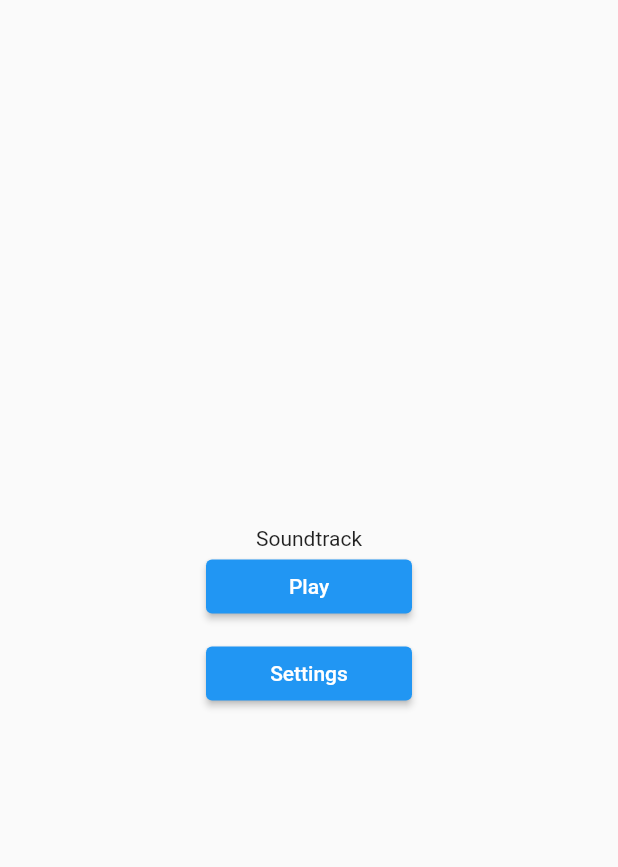
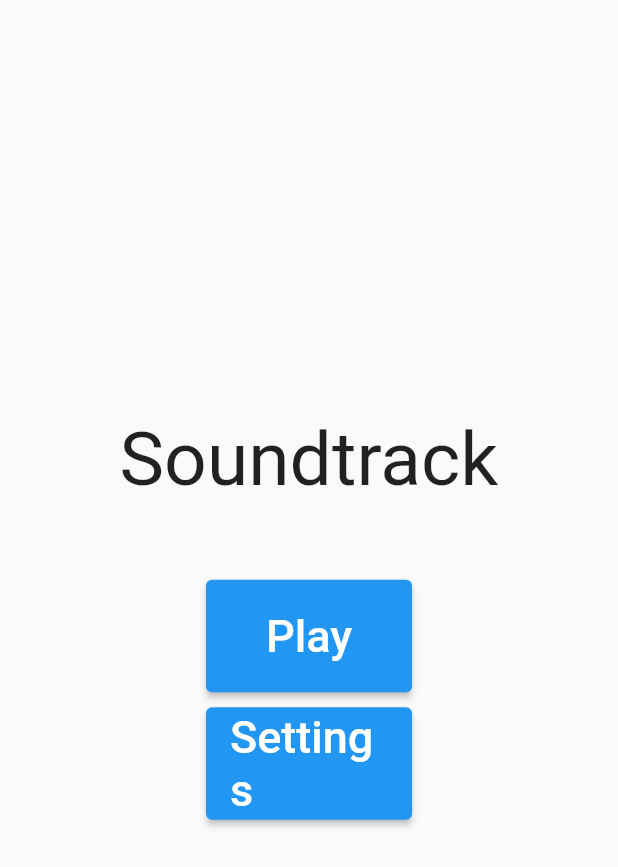
Before and after one commit to jh2k2/soundblade, a Flutter app: the screen it shows after launch, on a phone screen of 412 x 824 dp. Shown: the top 867 px of the screen. Run offline on Flutter 3.47's test engine with Material 2 defaults, Android fonts, the phone set to English and light mode, and no system bars; missing offline and left inert: flame.

Commit message:
minor main menu changes

```diff
--- a/lib/states/mainmenu.dart
+++ b/lib/states/mainmenu.dart
@@ -12,9 +12,13 @@ class MainMenu extends StatelessWidget {
         child: Column(
           mainAxisAlignment: MainAxisAlignment.center,
           children: [
-            Text('Soundtrack'),
+            Text('Soundtrack', style: TextStyle(fontSize: 50)),
+            Padding(
+              padding: EdgeInsets.only(top: 50),
+            ),
             SizedBox(
                 width: MediaQuery.of(context).size.width / 3,
+                height: 75,
                 child: ElevatedButton(
                     onPressed: () {
                       Navigator.push(
@@ -24,12 +28,16 @@ class MainMenu extends StatelessWidget {
                         ),
                       );
                     },
-                    child: Text('Play'))),
+                    child: Text(
+                      'Play',
+                      style: TextStyle(fontSize: 30),
+                    ))),
             Padding(
               padding: EdgeInsets.only(top: 10),
             ),
             SizedBox(
                 width: MediaQuery.of(context).size.width / 3,
+                height: 75,
                 child: ElevatedButton(
                     onPressed: () {
                       Navigator.push(
@@ -39,7 +47,10 @@ class MainMenu extends StatelessWidget {
                         ),
                       );
                     },
-                    child: Text('Settings'))),
+                    child: Text(
+                      'Settings',
+                      style: TextStyle(fontSize: 30),
+                    ))),
           ],
         ),
       ),
```
